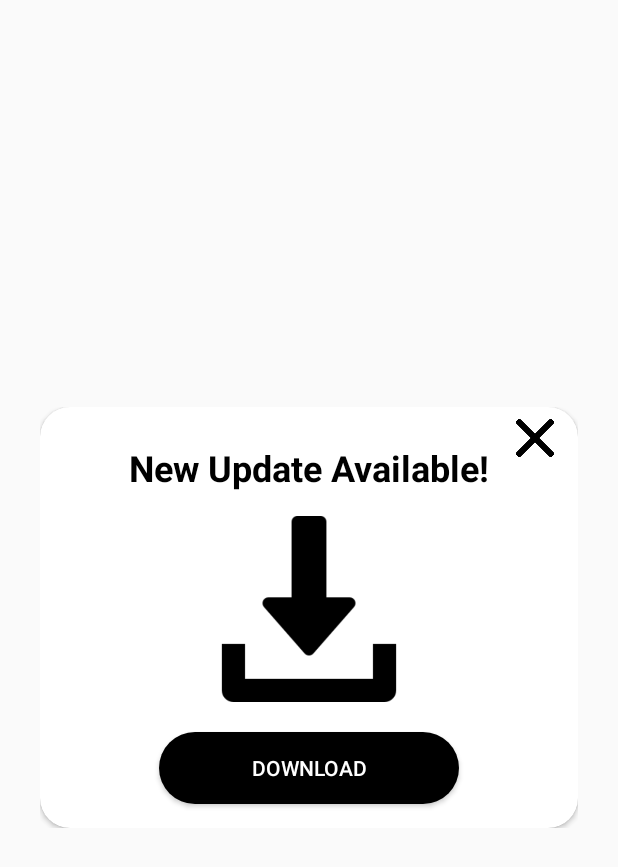
After one commit to arsenkhy/Restaurants-Inspection-app, an Android app: the layout download_layout_dialog.xml on its own in the app's theme, with its tools: preview values and no code run, on a phone screen of 412 x 824 dp. The commit adds this screen. Shown: the top 867 px of the screen. Run offline under Robolectric (Android 15) with nearby library versions, the light colour scheme and no system bars; network calls fail.

Commit message:
Made a dialog to download files and dialog for showing progress

```diff
--- a/app/src/main/AndroidManifest.xml
+++ b/app/src/main/AndroidManifest.xml
@@ -12,7 +12,8 @@
         android:supportsRtl="true"
         android:theme="@style/AppTheme">
 
-        <activity android:name=".MainActivity">
+        <activity android:name=".MainActivity"
+            android:theme="@style/Theme.AppCompat.NoActionBar">
             <intent-filter>
                 <action android:name="android.intent.action.MAIN" />
                 <category android:name="android.intent.category.LAUNCHER" />
--- /dev/null
+++ b/app/src/main/res/drawable/download_btn_bg.xml
@@ -0,0 +1,9 @@
+<?xml version="1.0" encoding="utf-8"?>
+<selector xmlns:android="http://schemas.android.com/apk/res/android">
+    <item>
+        <shape>
+            <solid android:color="#000000"/>
+            <corners android:radius="40dp"/>
+        </shape>
+    </item>
+</selector>
--- /dev/null
+++ b/app/src/main/res/layout/download_layout_dialog.xml
@@ -0,0 +1,76 @@
+<?xml version="1.0" encoding="utf-8"?>
+<androidx.constraintlayout.widget.ConstraintLayout xmlns:android="http://schemas.android.com/apk/res/android"
+    xmlns:tools="http://schemas.android.com/tools"
+    android:layout_width="wrap_content"
+    xmlns:app="http://schemas.android.com/apk/res-auto"
+    android:layout_gravity="center"
+    android:layout_height="wrap_content">
+
+    <androidx.cardview.widget.CardView
+        android:layout_width="match_parent"
+        android:layout_height="match_parent"
+        app:cardCornerRadius="20dp"
+        app:cardBackgroundColor="#ffffff"
+        app:layout_constraintBottom_toBottomOf="parent"
+        app:layout_constraintEnd_toEndOf="parent"
+        app:layout_constraintStart_toStartOf="parent"
+        app:layout_constraintTop_toTopOf="parent">
+
+        <androidx.constraintlayout.widget.ConstraintLayout
+            android:layout_width="match_parent"
+            android:layout_height="match_parent">
+
+            <ImageView
+                android:id="@+id/closeDialog"
+                android:layout_width="25dp"
+                android:layout_height="25dp"
+                android:layout_marginStart="18dp"
+                android:layout_marginTop="8dp"
+                android:layout_marginEnd="16dp"
+                app:layout_constraintEnd_toEndOf="parent"
+                app:layout_constraintStart_toEndOf="@+id/downloadQuestion"
+                app:layout_constraintTop_toTopOf="parent"
+                app:srcCompat="@drawable/cancel" />
+
+            <TextView
+                android:id="@+id/downloadQuestion"
+                android:layout_width="wrap_content"
+                android:layout_height="wrap_content"
+                android:layout_marginStart="32dp"
+                android:layout_marginTop="24dp"
+                android:layout_marginEnd="32dp"
+                android:text="New Update Available!"
+                android:textColor="#000000"
+                android:textSize="24sp"
+                android:textStyle="bold"
+                app:layout_constraintEnd_toEndOf="parent"
+                app:layout_constraintStart_toStartOf="parent"
+                app:layout_constraintTop_toTopOf="parent" />
+
+            <ImageView
+                android:id="@+id/donwloadImage"
+                android:layout_width="145dp"
+                android:layout_height="124dp"
+                android:layout_marginTop="16dp"
+                app:layout_constraintEnd_toEndOf="parent"
+                app:layout_constraintStart_toStartOf="parent"
+                app:layout_constraintTop_toBottomOf="@+id/downloadQuestion"
+                app:srcCompat="@drawable/download" />
+
+            <Button
+                android:id="@+id/downloadButton"
+                android:layout_width="200dp"
+                android:layout_height="wrap_content"
+                android:layout_marginTop="20dp"
+                android:layout_marginBottom="16dp"
+                android:background="@drawable/download_btn_bg"
+                android:text="Download"
+                android:textColor="#ffffff"
+                app:layout_constraintBottom_toBottomOf="parent"
+                app:layout_constraintEnd_toEndOf="parent"
+                app:layout_constraintStart_toStartOf="parent"
+                app:layout_constraintTop_toBottomOf="@+id/donwloadImage" />
+        </androidx.constraintlayout.widget.ConstraintLayout>
+
+    </androidx.cardview.widget.CardView>
+</androidx.constraintlayout.widget.ConstraintLayout>
```
Also changed, not shown: app/src/main/java/com/example/projectiteration1/MainActivity.java (+98 -6 lines), app/src/main/java/com/example/projectiteration1/model/SurreyDataSet.java (+6 -5 lines), app/src/main/res/layout/activity_main.xml (+14 -2 lines), app/src/main/res/layout/loading_dialog.xml (added, +42 -0 lines), app/src/main/res/drawable/cancel.png (added), app/src/main/res/drawable/download.png (added).
